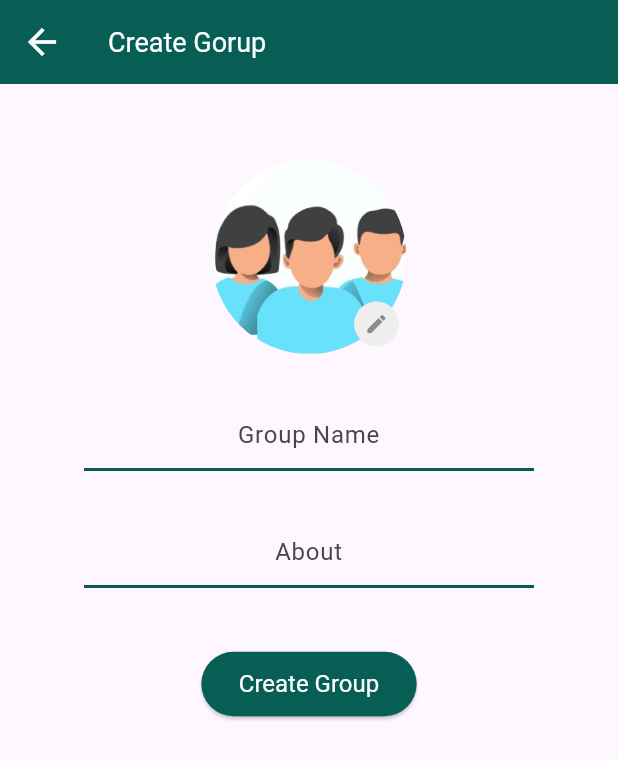
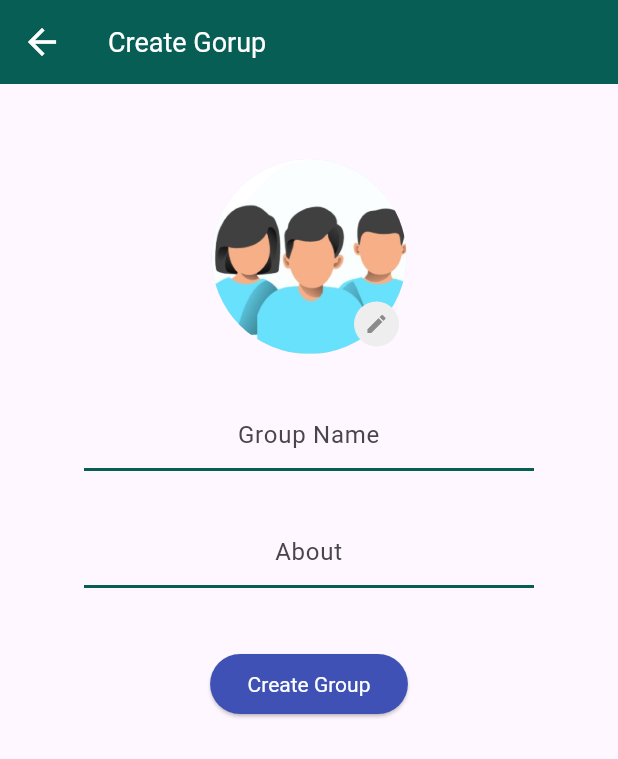
Before and after one commit to Musaddiq625/chat_app_white_label, a Flutter app: the CreateGroupScreen screen opened directly with empty values, on a phone screen of 412 x 824 dp. Shown: the top 759 px of the screen. Run offline on Flutter 3.47's test engine with Material 3 defaults, Android fonts, the phone set to English and light mode, and no system bars; our stand-ins replace bloc, cached_network_image, camera, cloud_firestore, contacts_service, country_code_picker and 17 more; missing offline and left inert: agora_rtc_engine, dart:ffi, flutter_sound_lite, video_thumbnail, voice_message_package; accounts and stored records are empty; network calls fail.

Commit message:
some changes of components

```diff
--- a/lib/src/components/custom_button.dart
+++ b/lib/src/components/custom_button.dart
@@ -1,12 +1,15 @@
 import 'package:chat_app_white_label/src/constants/color_constants.dart';
 import 'package:flutter/material.dart';
 
-class CustomButton extends StatelessWidget {
+class ButtonComponent extends StatelessWidget {
   final String buttonText;
   final Function onPressedFunction;
+  final Color bgcolor;
+  final double textSize;
+  final Color textColor;
 
-  const CustomButton(
-      {super.key, required this.buttonText, required this.onPressedFunction});
+   ButtonComponent(
+      {super.key, required this.buttonText, required this.onPressedFunction, this.bgcolor = Colors.indigo, this.textSize = 14,this.textColor = Colors.white,});
 
   @override
   Widget build(BuildContext context) {
@@ -15,11 +18,11 @@ class CustomButton extends StatelessWidget {
           await onPressedFunction();
         },
         style: ElevatedButton.styleFrom(
-            foregroundColor: Colors.white,
-            backgroundColor: ColorConstants.greenMain,
+            foregroundColor: textColor,
+            backgroundColor: bgcolor,
             padding: const EdgeInsets.symmetric(horizontal: 25, vertical: 12),
-            textStyle: const TextStyle(
-              fontSize: 16,
+            textStyle:  TextStyle(
+              fontSize: textSize,
             )),
         child: Text(buttonText));
   }
--- a/lib/src/components/icon_component.dart
+++ b/lib/src/components/icon_component.dart
@@ -1,7 +1,7 @@
 import 'package:flutter/cupertino.dart';
 import 'package:flutter/material.dart';
 
-class CustomIconWidget extends StatelessWidget {
+class IconComponent extends StatelessWidget {
   final IconData iconData;
   final double iconSize;
   final Color iconColor;
@@ -11,7 +11,7 @@ class CustomIconWidget extends StatelessWidget {
   final double circleSize; // New parameter to control the circle size
 
   // Constructor to initialize the icon data, size, color, border size, border color, and circle size
-  CustomIconWidget({
+  IconComponent({
     required this.iconData,
     this.iconSize =   24.0, // Default icon size
     this.iconColor = Colors.black, // Default icon color
--- a/lib/src/constants/color_constants.dart
+++ b/lib/src/constants/color_constants.dart
@@ -5,6 +5,7 @@ class ColorConstants {
   static const Color greenMain = Color(0xff075e54);
   static const Color black = Color(0xff000000);
   static const Color white = Color(0xffFFFFFF);
+  static final Color iconBg= Colors.white.withOpacity(0.3);
 
   static const Color blackLight = Color.fromARGB(255, 73, 73, 73);
 
--- a/lib/src/screens/create_group_chat/create_group_screen.dart
+++ b/lib/src/screens/create_group_chat/create_group_screen.dart
@@ -144,7 +144,7 @@ class _CreateGroupScreenState extends State<CreateGroupScreen> {
                     const SizedBox(
                       height: 40,
                     ),
-                    CustomButton(
+                    ButtonComponent(
                         buttonText: "Create Group",
                         onPressedFunction: () async {
                           if (nameController.text.isEmpty) {
--- a/lib/src/screens/profile/profile_screen.dart
+++ b/lib/src/screens/profile/profile_screen.dart
@@ -157,7 +157,7 @@ class _ProfileScreenState extends State<ProfileScreen> {
                 const SizedBox(
                   height: 20,
                 ),
-                CustomButton(
+                ButtonComponent(
                     buttonText: widget.isEdit == true ? 'Update' : ' Complete',
                     onPressedFunction: () async {
                       if (nameController.text.isEmpty) {
```
Also changed, not shown: lib/src/screens/locals_home_screen.dart (+23 -19 lines).
